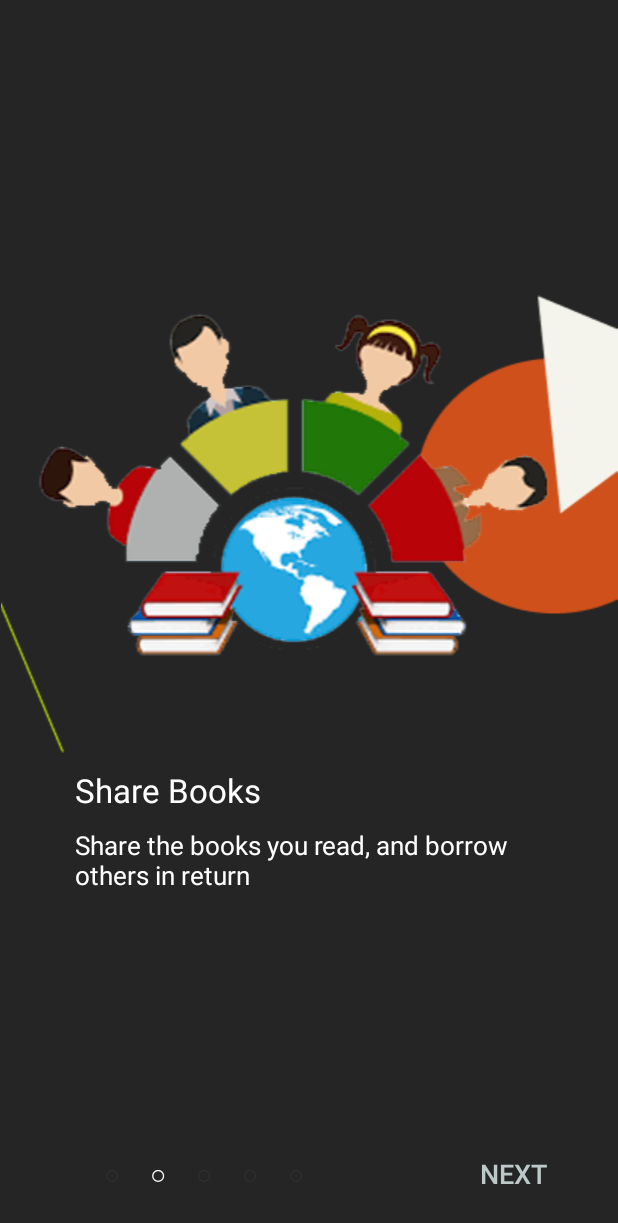
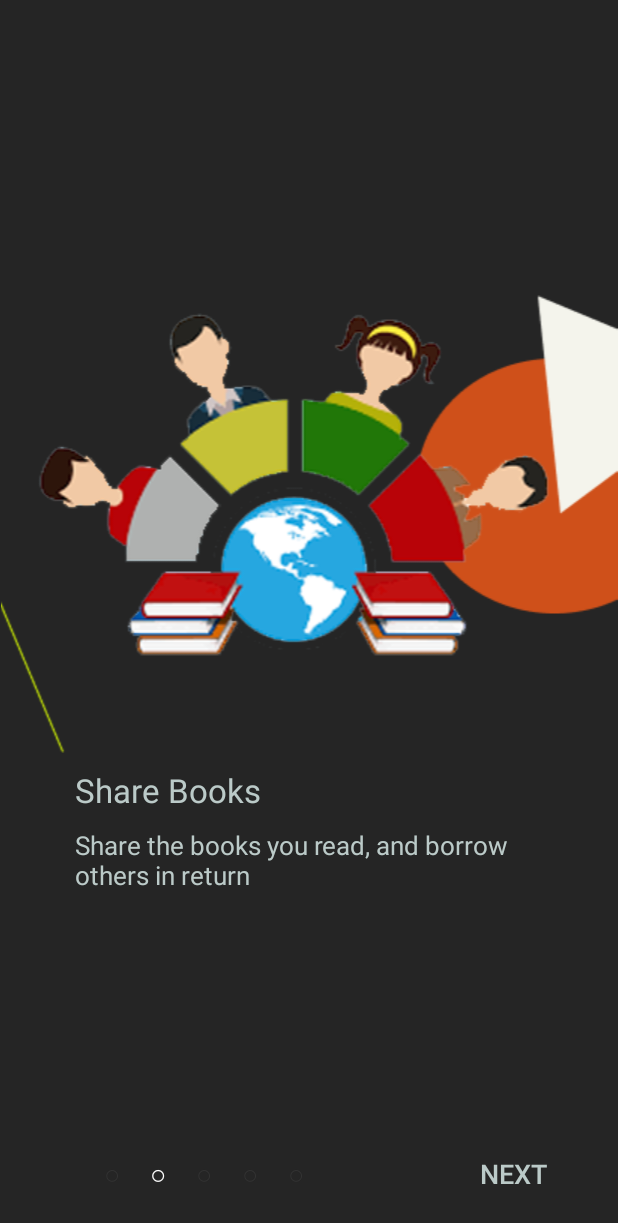
Before and after one commit to HeranSemere/BookHub, an Android app: the screen it shows after launch (WizardMain), after a tap on "NEXT", on a phone screen of 412 x 824 dp. Shown: the top 1223 px of the screen. Run offline under Robolectric (Android 15) with nearby library versions, the phone set to English and light mode, and no system bars.

Commit message:
Colors fixed

```diff
--- a/app/src/main/res/layout/wizard_guide.xml
+++ b/app/src/main/res/layout/wizard_guide.xml
@@ -25,7 +25,7 @@
                 android:layout_height="wrap_content"
                 app:srcCompat="@drawable/guide_one" />
             <androidx.appcompat.widget.AppCompatTextView
-                android:textColor="@color/white"
+                android:textColor="@color/colorPrimary"
                 android:id="@+id/wizard_feature_title"
                 android:layout_marginStart="50dp"
                 android:layout_marginTop="10dp"
@@ -36,7 +36,7 @@
                 android:layout_height="wrap_content"
                 android:text="Share Books"/>
             <androidx.appcompat.widget.AppCompatTextView
-                android:textColor="@color/white"
+                android:textColor="@color/colorPrimary"
                 android:id="@+id/wizard_feature_desc"
                 android:layout_marginStart="50dp"
                 android:textSize="17sp"
--- a/app/src/main/res/layout/wizard_guide_three.xml
+++ b/app/src/main/res/layout/wizard_guide_three.xml
@@ -26,7 +26,7 @@
                 app:srcCompat="@drawable/ic_share_your_exp" />
             <androidx.appcompat.widget.AppCompatTextView
                 android:id="@+id/wizard_feature_title"
-                android:textColor="@color/white"
+                android:textColor="@color/colorPrimary"
                 android:layout_width="wrap_content"
                 android:layout_marginStart="50dp"
                 android:gravity="left"
@@ -35,7 +35,7 @@
                 android:layout_height="wrap_content"
                 android:text="Share your Experience"/>
             <androidx.appcompat.widget.AppCompatTextView
-                android:textColor="@color/white"
+                android:textColor="@color/colorPrimary"
                 android:id="@+id/wizard_feature_desc"
                 android:layout_marginStart="50dp"
                 android:textSize="17sp"
--- a/app/src/main/res/layout/wizard_guide_two.xml
+++ b/app/src/main/res/layout/wizard_guide_two.xml
@@ -26,7 +26,7 @@
                 app:srcCompat="@drawable/guide_two"
                 />
             <androidx.appcompat.widget.AppCompatTextView
-                android:textColor="@color/white"
+                android:textColor="@color/colorPrimary"
                 android:id="@+id/wizard_feature_title"
                 android:layout_marginStart="50dp"
                 android:layout_marginTop="10dp"
@@ -37,7 +37,7 @@
                 android:layout_height="wrap_content"
                 android:text="Exchange Books"/>
             <androidx.appcompat.widget.AppCompatTextView
-                android:textColor="@color/white"
+                android:textColor="@color/colorPrimary"
                 android:id="@+id/wizard_feature_desc"
                 android:textSize="17sp"
                 android:layout_marginStart="50dp"
```
